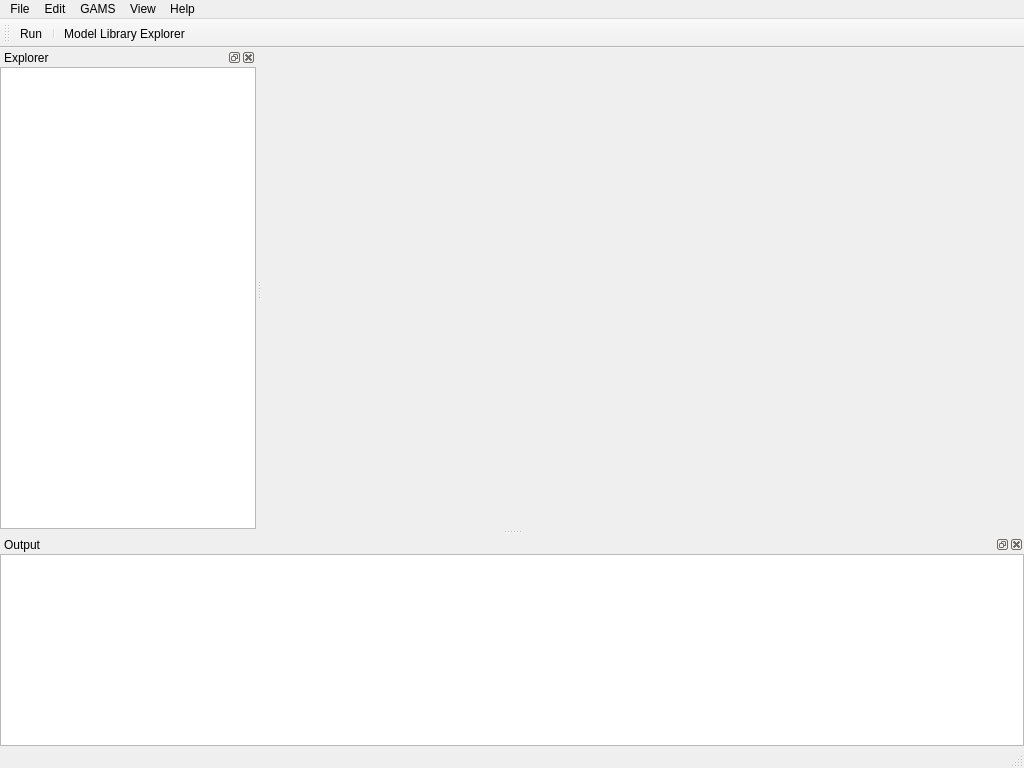
Qt form src/mainwindow.ui (GAMS-dev/studio) before a commit.
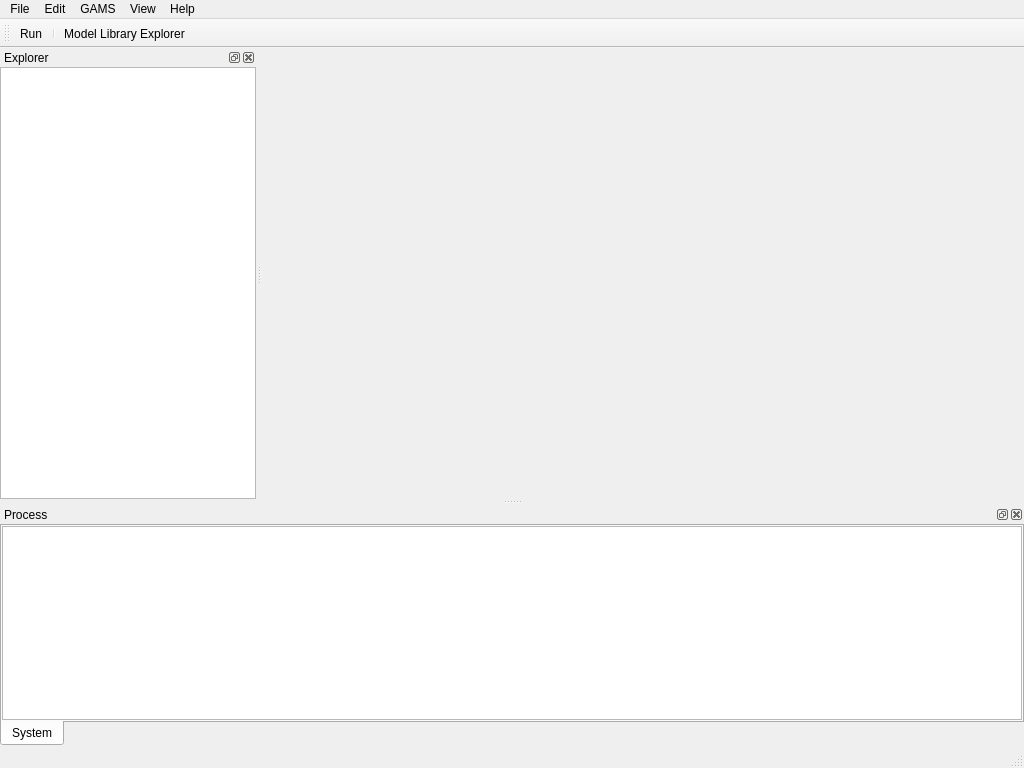
The same form after that commit. Icons and pictures are not drawn.

Commit message: Log to separate Tabs - renamed Output-view to Process-view - added logTab and logic for logs

```diff
--- a/src/mainwindow.ui
+++ b/src/mainwindow.ui
@@ -232,7 +232,7 @@
     <bool>false</bool>
    </property>
    <property name="windowTitle">
-    <string>Output</string>
+    <string>Process</string>
    </property>
    <attribute name="dockWidgetArea">
     <number>8</number>
@@ -252,6 +252,31 @@
       <number>0</number>
      </property>
      <item>
+      <widget class="QTabWidget" name="logTab">
+       <property name="tabPosition">
+        <enum>QTabWidget::South</enum>
+       </property>
+       <widget class="QWidget" name="log">
+        <attribute name="title">
+         <string>System</string>
+        </attribute>
+        <layout class="QVBoxLayout" name="verticalLayout">
+         <property name="spacing">
+          <number>6</number>
+         </property>
+         <property name="leftMargin">
+          <number>0</number>
+         </property>
+         <property name="topMargin">
+          <number>0</number>
+         </property>
+         <property name="rightMargin">
+          <number>0</number>
+         </property>
+         <property name="bottomMargin">
+          <number>0</number>
+         </property>
+         <item>
       <widget class="QPlainTextEdit" name="logView">
        <property name="mouseTracking">
         <bool>true</bool>
@@ -262,6 +287,10 @@
        <property name="textInteractionFlags">
         <set>Qt::TextSelectableByKeyboard|Qt::TextSelectableByMouse</set>
        </property>
+          </widget>
+         </item>
+        </layout>
+       </widget>
       </widget>
      </item>
     </layout>
```
Lines whose indentation alone changed are shown as unchanged. The commit also changes 2 other files.
